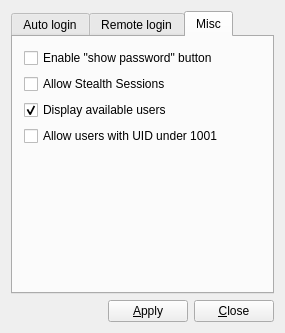
Old version of the form src-qt5/pc-dmconf/mainwindow.ui in the repository trueos/pcbsd.
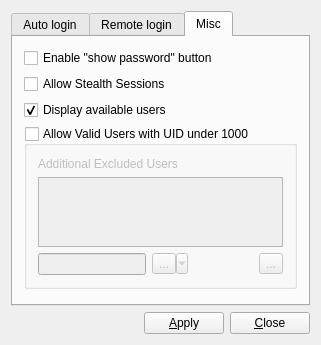
New version of the form. The open tabs and pages were chosen to show the change. Icons and pictures are not drawn.

Commit message: Add the new "EXCLUDED_USERS" option to pc-dmconf (on the "misc" tab").

The edit to the form file:
```diff
--- a/src-qt5/pc-dmconf/mainwindow.ui
+++ b/src-qt5/pc-dmconf/mainwindow.ui
@@ -6,8 +6,8 @@
    <rect>
     <x>0</x>
     <y>0</y>
-    <width>285</width>
-    <height>333</height>
+    <width>321</width>
+    <height>345</height>
    </rect>
   </property>
   <property name="windowTitle">
@@ -127,10 +127,83 @@
        </attribute>
        <layout class="QGridLayout" name="gridLayout">
         <item row="3" column="0">
-         <widget class="QCheckBox" name="checkAllowUnder1K">
-          <property name="text">
-           <string>Allow users with UID under 1001</string>
+         <widget class="QGroupBox" name="groupAllowUnder1K">
+          <property name="title">
+           <string>Allow Valid Users with UID under 1000</string>
           </property>
+          <property name="checkable">
+           <bool>true</bool>
+          </property>
+          <property name="checked">
+           <bool>false</bool>
+          </property>
+          <layout class="QVBoxLayout" name="verticalLayout_2">
+           <item>
+            <widget class="QLabel" name="label_3">
+             <property name="text">
+              <string>Additional Excluded Users</string>
+             </property>
+            </widget>
+           </item>
+           <item>
+            <widget class="QListWidget" name="list_exuser">
+             <property name="selectionMode">
+              <enum>QAbstractItemView::ExtendedSelection</enum>
+             </property>
+             <property name="sortingEnabled">
+              <bool>true</bool>
+             </property>
+            </widget>
+           </item>
+           <item>
+            <layout class="QHBoxLayout" name="horizontalLayout_2">
+             <item>
+              <widget class="QLineEdit" name="line_exuser"/>
+             </item>
+             <item>
+              <widget class="QToolButton" name="tool_exuser_add">
+               <property name="text">
+                <string>...</string>
+               </property>
+               <property name="icon">
+                <iconset resource="pc-dmconf.qrc">
+                 <normaloff>:/icons/list-add-user.png</normaloff>:/icons/list-add-user.png</iconset>
+               </property>
+               <property name="popupMode">
+                <enum>QToolButton::MenuButtonPopup</enum>
+               </property>
+               <property name="arrowType">
+                <enum>Qt::NoArrow</enum>
+               </property>
+              </widget>
+             </item>
+             <item>
+              <spacer name="horizontalSpacer_3">
+               <property name="orientation">
+                <enum>Qt::Horizontal</enum>
+               </property>
+               <property name="sizeHint" stdset="0">
+                <size>
+                 <width>40</width>
+                 <height>20</height>
+                </size>
+               </property>
+              </spacer>
+             </item>
+             <item>
+              <widget class="QToolButton" name="tool_exuser_rem">
+               <property name="text">
+                <string>...</string>
+               </property>
+               <property name="icon">
+                <iconset resource="pc-dmconf.qrc">
+                 <normaloff>:/icons/list-remove-user.png</normaloff>:/icons/list-remove-user.png</iconset>
+               </property>
+              </widget>
+             </item>
+            </layout>
+           </item>
+          </layout>
          </widget>
         </item>
         <item row="0" column="0">
```
Left out of the diff: 2 changed lines with no effect on the pictures. The commit also changes 7 other files.
